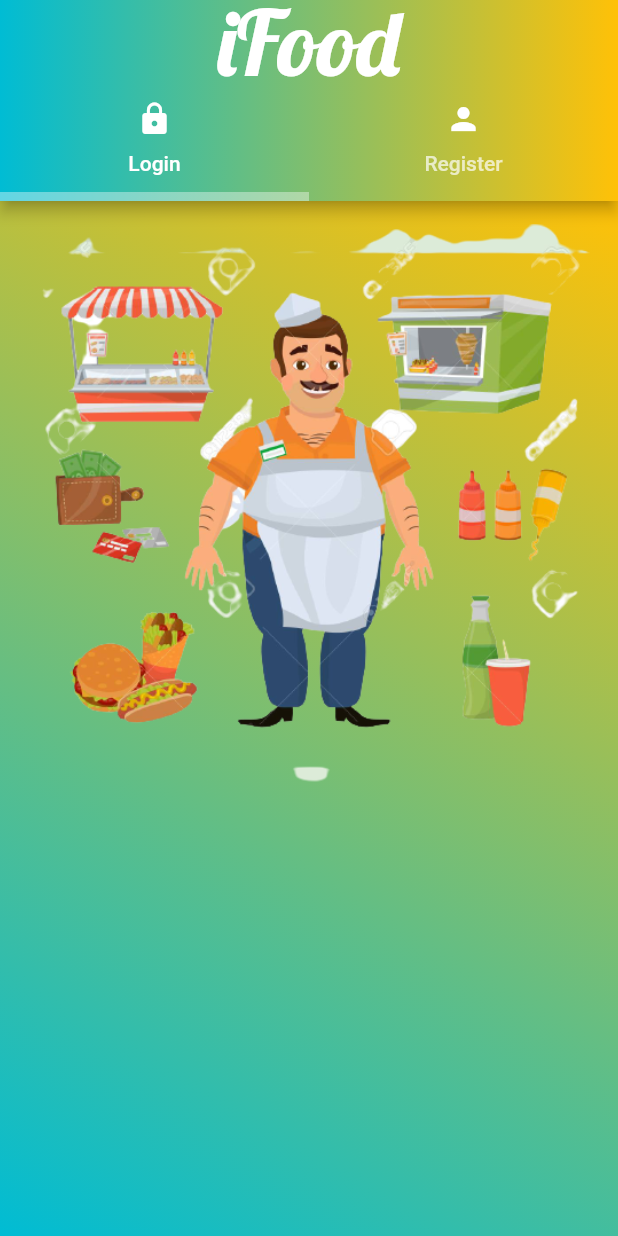
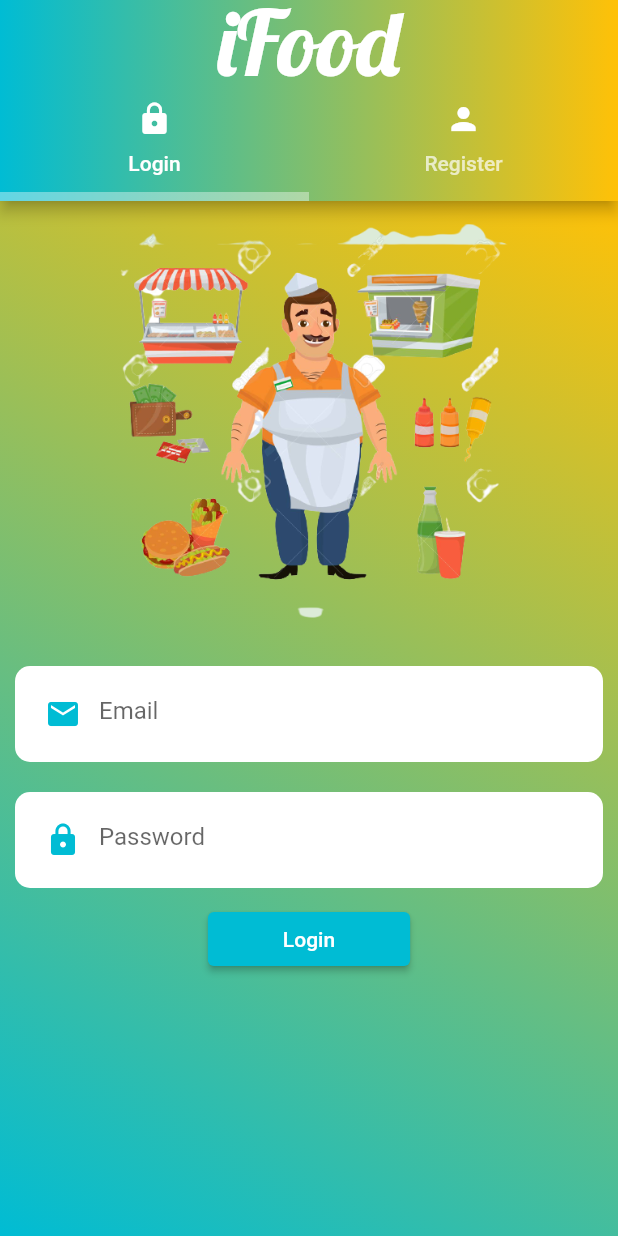
Before and after one commit to sabbirkz/ifood_seller_app, a Flutter app: the screen it shows after launch, on a phone screen of 412 x 824 dp. Run offline on Flutter 3.47's test engine with Material 2 defaults, Android fonts, the light colour scheme and no system bars; our stand-ins replace image_picker.

Commit message:
login part section done

```diff
--- a/lib/authentication/login.dart
+++ b/lib/authentication/login.dart
@@ -1,4 +1,5 @@
 import 'package:flutter/material.dart';
+import 'package:ifood_seller_app/widgets/custom_text_field.dart';
 
 class LoginScreen extends StatefulWidget {
   const LoginScreen({super.key});
@@ -22,9 +23,47 @@
             alignment: Alignment.bottomCenter,
             child: Padding(
               padding: EdgeInsets.all(15),
-              child: Image.asset("images/seller.png"),
+              child: Image.asset(
+                "images/seller.png",
+                height: 270,
+              ),
             ),
-          )
+          ),
+          Form(
+            key: _formkey,
+            child: Column(
+              children: [
+                CustomTextField(
+                  data: Icons.email,
+                  controller: emailController,
+                  hintText: "Email",
+                  isObsecre: false,
+                ),
+                CustomTextField(
+                  data: Icons.lock,
+                  controller: passwordController,
+                  hintText: "Password",
+                  isObsecre: true,
+                ),
+              ],
+            ),
+          ),
+          ElevatedButton(
+            child: Text(
+              "Login",
+              style: TextStyle(
+                color: Colors.white,
+              ),
+            ),
+            style: ElevatedButton.styleFrom(
+              primary: Colors.cyan,
+              padding: EdgeInsets.symmetric(horizontal: 50, vertical: 10),
+            ),
+            onPressed: () => print("clicked"),
+          ),
+          SizedBox(
+            height: 30,
+          ),
         ],
       ),
     );
```
